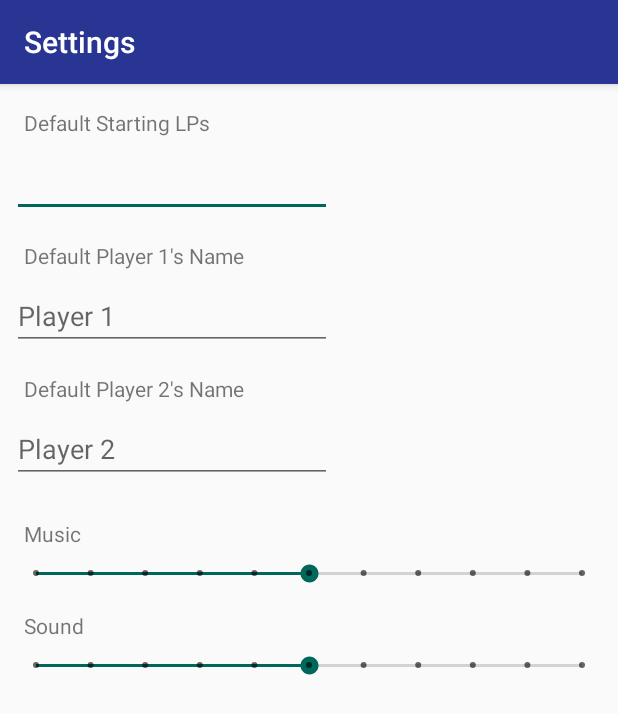
After one commit to Cristichi/LifePointsCounter, an Android app: the SettingsActivity screen opened directly, with no data from a screen before it, on a phone screen of 412 x 824 dp. The commit adds this screen. Shown: the top 714 px of the screen. Run offline under Robolectric (Android 15) with nearby library versions, the phone set to English and light mode, and no system bars; 1 statement that could not run was skipped.

Commit message:
Página de ajustes

```diff
--- a/app/src/main/java/com/cristichi/lifepointscounter/LifeCounterActivity.java
+++ b/app/src/main/java/com/cristichi/lifepointscounter/LifeCounterActivity.java
@@ -2,6 +2,7 @@ package com.cristichi.lifepointscounter;
 
 import android.content.Context;
 import android.os.Handler;
+import android.os.Parcel;
 import android.support.v7.app.AppCompatActivity;
 import android.os.Bundle;
 import android.view.LayoutInflater;
@@ -50,7 +51,7 @@ public class LifeCounterActivity extends AppCompatActivity {
 
         try{
             Bundle extras = getIntent().getExtras();
-            String strLP = extras.getString("LP");
+            String strLP = extras.getString("lp");
             int intLP = Integer.parseInt(strLP);
             String player1 = extras.getString("Player1");
             String player2 = extras.getString("Player2");
@@ -69,7 +70,8 @@ public class LifeCounterActivity extends AppCompatActivity {
             pbPlayer2.setProgress(intLP);
             LP1 = LP2 = intLP;
 
-            List<List<Integer>> buttons = Settings.buttons;
+            List<List<Integer>> buttons = Settings.current.buttons;
+
             //Buttons Player 1
             for (List<Integer> list : buttons){
                 LinearLayout linearLayout = (LinearLayout) inflater.inflate(R.layout.counter_buttons_column, null);
--- /dev/null
+++ b/app/src/main/java/com/cristichi/lifepointscounter/SettingsActivity.java
@@ -0,0 +1,73 @@
+package com.cristichi.lifepointscounter;
+
+import android.support.v7.app.AppCompatActivity;
+import android.os.Bundle;
+import android.widget.EditText;
+import android.widget.SeekBar;
+import android.widget.Toast;
+
+import com.cristichi.lifepointscounter.obj.Settings;
+
+import java.io.DataOutputStream;
+import java.io.File;
+import java.io.FileOutputStream;
+import java.io.IOException;
+
+public class SettingsActivity extends AppCompatActivity {
+
+    private EditText etLP;
+    private EditText etPlayer1;
+    private EditText etPlayer2;
+
+    private SeekBar sbSound;
+    private SeekBar sbMusic;
+
+    @Override
+    protected void onCreate(Bundle savedInstanceState) {
+        super.onCreate(savedInstanceState);
+        setContentView(R.layout.activity_settings);
+
+        sbSound = findViewById(R.id.seekBarSound);
+        sbMusic = findViewById(R.id.seekBarMusic);
+        etLP = findViewById(R.id.etLP);
+        etPlayer1 = findViewById(R.id.etPlayer1);
+        etPlayer2 = findViewById(R.id.etPlayer2);
+
+        sbSound.setProgress((int)(Settings.current.soundVolume*10));
+        sbMusic.setProgress((int)(Settings.current.musicVolume*10));
+        etLP.setHint(Settings.current.lp);
+        etPlayer1.setHint(Settings.current.player1);
+        etPlayer2.setHint(Settings.current.player2);
+    }
+
+    @Override
+    public void onBackPressed() {
+        super.onBackPressed();
+
+        String lp = etLP.getText().toString().trim();
+        String p1 = etPlayer1.getText().toString().trim();
+        String p2 = etPlayer2.getText().toString().trim();
+        if (!lp.isEmpty())
+            Settings.current.lp = Integer.parseInt(lp);
+        if (!p1.isEmpty())
+            Settings.current.player1 = p1;
+        if (!p2.isEmpty())
+            Settings.current.player2 = p2;
+
+        Settings.current.soundVolume = ((float)(sbSound.getProgress())/10);
+        Settings.current.musicVolume = ((float)(sbMusic.getProgress())/10);
+
+        File dir = getFilesDir();
+        File file = new File(dir, Settings.FILE);
+
+        try{
+            FileOutputStream os = new FileOutputStream(file);
+            DataOutputStream dos = new DataOutputStream(os);
+            Settings.current.write(dos);
+            dos.close();
+            Toast.makeText(this, R.string.settings_saved, Toast.LENGTH_SHORT).show();
+        }catch (IOException e){
+            Toast.makeText(this, R.string.settings_not_saved, Toast.LENGTH_SHORT).show();
+        }
+    }
+}
--- /dev/null
+++ b/app/src/main/res/layout/activity_settings.xml
@@ -0,0 +1,125 @@
+<?xml version="1.0" encoding="utf-8"?>
+<ScrollView xmlns:android="http://schemas.android.com/apk/res/android"
+    xmlns:app="http://schemas.android.com/apk/res-auto"
+    xmlns:tools="http://schemas.android.com/tools"
+    android:layout_width="match_parent"
+    android:layout_height="match_parent"
+    tools:context=".SettingsActivity">
+
+    <android.support.constraint.ConstraintLayout
+        android:layout_width="match_parent"
+        android:layout_height="wrap_content">
+
+        <TextView
+            android:id="@+id/textView3"
+            android:layout_width="wrap_content"
+            android:layout_height="wrap_content"
+            android:layout_marginStart="16dp"
+            android:layout_marginTop="16dp"
+            android:text="@string/settings_lp"
+            app:layout_constraintStart_toStartOf="parent"
+            app:layout_constraintTop_toTopOf="parent" />
+
+        <EditText
+            android:id="@+id/etLP"
+            android:layout_width="wrap_content"
+            android:layout_height="wrap_content"
+            android:layout_marginStart="8dp"
+            android:layout_marginTop="8dp"
+            android:ems="10"
+            android:inputType="number"
+            app:layout_constraintStart_toStartOf="parent"
+            app:layout_constraintTop_toBottomOf="@+id/textView3" />
+
+        <TextView
+            android:id="@+id/textView8"
+            android:layout_width="wrap_content"
+            android:layout_height="wrap_content"
+            android:layout_marginStart="16dp"
+            android:layout_marginTop="16dp"
+            android:text="@string/settings_player1"
+            app:layout_constraintStart_toStartOf="parent"
+            app:layout_constraintTop_toBottomOf="@+id/etLP" />
+
+        <EditText
+            android:id="@+id/etPlayer1"
+            android:layout_width="wrap_content"
+            android:layout_height="wrap_content"
+            android:layout_marginStart="8dp"
+            android:layout_marginTop="8dp"
+            android:ems="10"
+            android:inputType="textPersonName"
+            app:layout_constraintStart_toStartOf="parent"
+            app:layout_constraintTop_toBottomOf="@+id/textView8" />
+
+        <TextView
+            android:id="@+id/textView9"
+            android:layout_width="wrap_content"
+            android:layout_height="wrap_content"
+            android:layout_marginStart="16dp"
+            android:layout_marginTop="16dp"
+            android:text="@string/settings_player2"
+            app:layout_constraintStart_toStartOf="parent"
+            app:layout_constraintTop_toBottomOf="@+id/etPlayer1" />
+
+        <EditText
+            android:id="@+id/etPlayer2"
+            android:layout_width="wrap_content"
+            android:layout_height="wrap_content"
+            android:layout_marginStart="8dp"
+            android:layout_marginTop="8dp"
+            android:ems="10"
+            android:inputType="textPersonName"
+            app:layout_constraintStart_toStartOf="parent"
+            app:layout_constraintTop_toBottomOf="@+id/textView9" />
+
+        <TextView
+            android:id="@+id/twerkhsgdkujg"
+            android:layout_width="wrap_content"
+            android:layout_height="wrap_content"
+            android:layout_marginStart="16dp"
+            android:layout_marginTop="24dp"
+            android:text="@string/settings_music"
+            app:layout_constraintStart_toStartOf="parent"
+            app:layout_constraintTop_toBottomOf="@+id/etPlayer2" />
+
+        <SeekBar
+            android:id="@+id/seekBarMusic"
+            style="@style/Widget.AppCompat.SeekBar.Discrete"
+            android:layout_width="0dp"
+            android:layout_height="wrap_content"
+            android:layout_marginStart="8dp"
+            android:layout_marginTop="8dp"
+            android:layout_marginEnd="8dp"
+            android:max="10"
+            android:progress="1"
+            app:layout_constraintEnd_toEndOf="parent"
+            app:layout_constraintStart_toStartOf="parent"
+            app:layout_constraintTop_toBottomOf="@+id/twerkhsgdkujg" />
+
+        <TextView
+            android:id="@+id/textView6"
+            android:layout_width="wrap_content"
+            android:layout_height="wrap_content"
+            android:layout_marginStart="16dp"
+            android:layout_marginTop="16dp"
+            android:text="@string/settings_sound"
+            app:layout_constraintStart_toStartOf="parent"
+            app:layout_constraintTop_toBottomOf="@+id/seekBarMusic" />
+
+        <SeekBar
+            android:id="@+id/seekBarSound"
+            style="@style/Widget.AppCompat.SeekBar.Discrete"
+            android:layout_width="0dp"
+            android:layout_height="wrap_content"
+            android:layout_marginStart="8dp"
+            android:layout_marginTop="8dp"
+            android:layout_marginEnd="8dp"
+            android:max="10"
+            android:progress="1"
+            app:layout_constraintEnd_toEndOf="parent"
+            app:layout_constraintStart_toStartOf="parent"
+            app:layout_constraintTop_toBottomOf="@+id/textView6" />
+
+    </android.support.constraint.ConstraintLayout>
+</ScrollView>
--- a/app/src/main/res/layout/counter_buttons_column.xml
+++ b/app/src/main/res/layout/counter_buttons_column.xml
@@ -4,7 +4,7 @@
     android:layout_width="match_parent"
     android:layout_height="match_parent"
     android:layout_weight="1"
-    android:gravity="fill"
+    android:gravity="center"
     android:orientation="horizontal">
 
 </LinearLayout>
--- a/app/src/main/res/values/strings.xml
+++ b/app/src/main/res/values/strings.xml
@@ -27,4 +27,14 @@
 
     <string name="counter_player1_default">Player 1</string>
     <string name="counter_player2_default">Player 2</string>
+
+    <string name="settings_title">Settings</string>
+    <string name="settings_lp">Default Starting LPs</string>
+    <string name="settings_player1">Default Player 1\'s Name</string>
+    <string name="settings_player2">Default Player 2\'s Name</string>
+    <string name="settings_music">Music</string>
+    <string name="settings_sound">Sound</string>
+    <string name="settings_saved">Settings saved</string>
+    <string name="settings_not_saved">An error occurred trying to save settings</string>
+    <string name="settings_not_loaded">An error occurred trying to load your settings</string>
 </resources>
```
Also changed, not shown: app/src/main/AndroidManifest.xml (+7 -3 lines), app/src/main/java/com/cristichi/lifepointscounter/MainActivity.java (+46 -2 lines), app/src/main/java/com/cristichi/lifepointscounter/components/VerticalButton.java (deleted, +0 -55 lines), app/src/main/java/com/cristichi/lifepointscounter/obj/Settings.java (+127 -8 lines).
